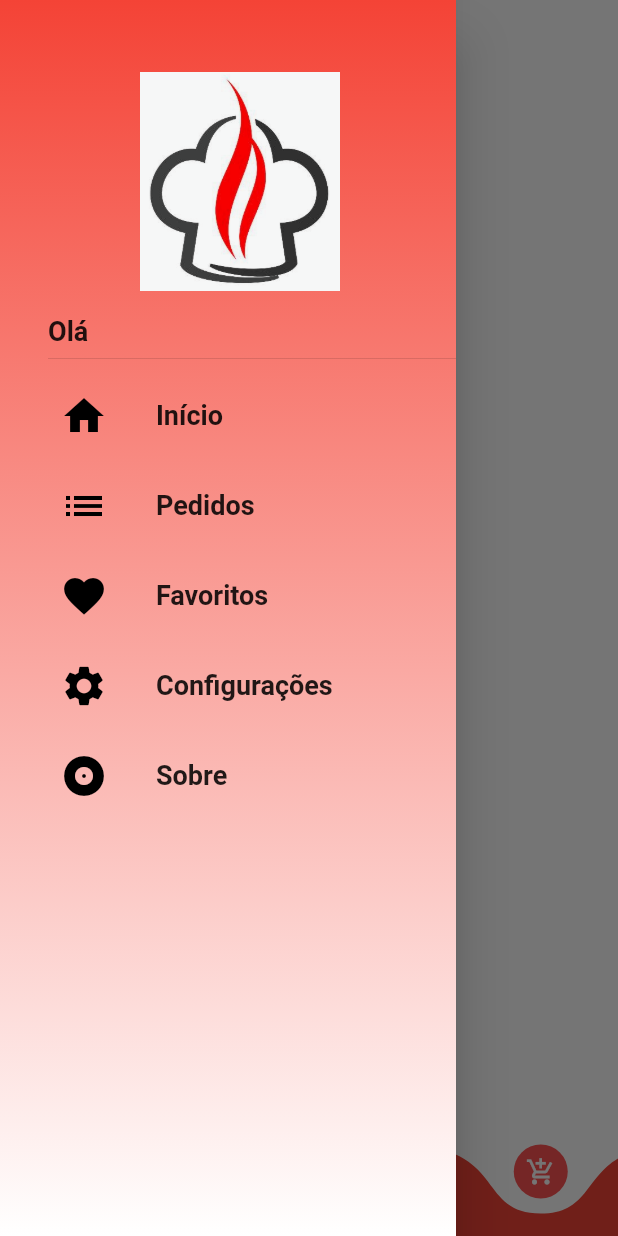
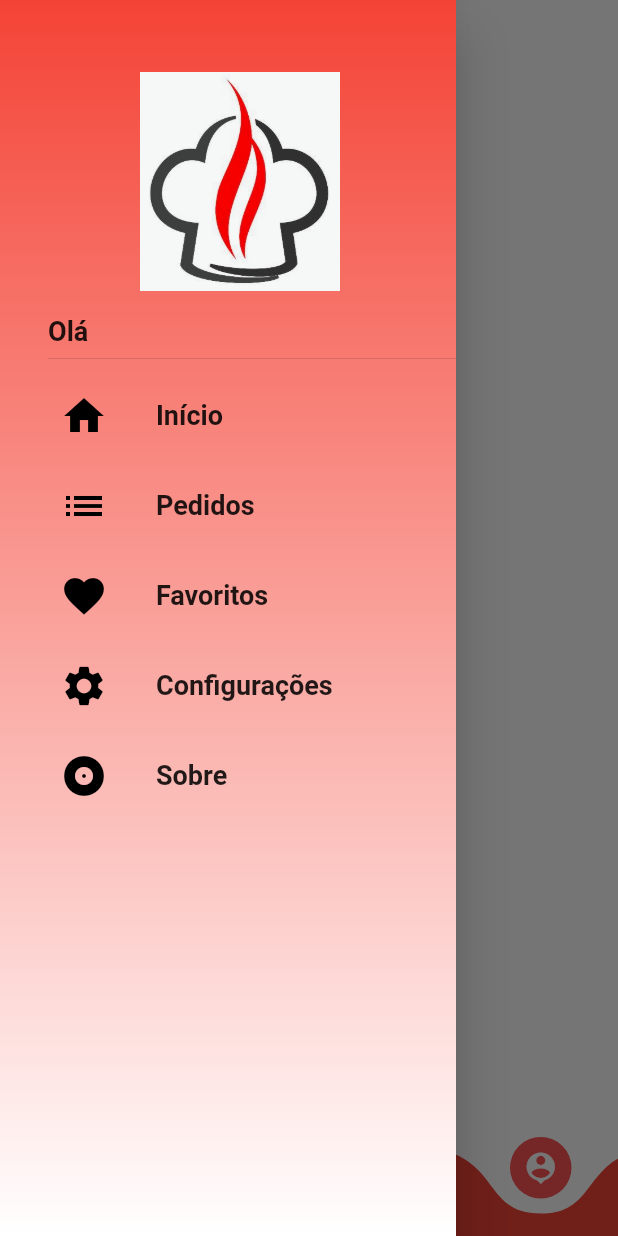
Before and after one commit to lismaroliveira1/bahia_delivery_cross_platform_app, a Flutter app: the screen it shows after launch, item 4 of the bottom bar chosen, with the side drawer open, on a phone screen of 412 x 824 dp. Run offline on Flutter 3.47's test engine with Material 2 defaults, Android fonts, the phone set to English and light mode, and no system bars; drawn by our look-alikes of curved_navigation_bar; our stand-ins replace cloud_firestore, transparent_image; accounts and stored records are empty.

```diff
--- a/lib/screens/home_screen.dart
+++ b/lib/screens/home_screen.dart
@@ -2,6 +2,8 @@ import 'package:bahia_delivery/tabs/cart_tab.dart';
 import 'package:bahia_delivery/tabs/favorite_tab.dart';
 import 'package:bahia_delivery/tabs/home_tab.dart';
 import 'package:bahia_delivery/tabs/order_tab.dart';
+import 'package:bahia_delivery/tabs/profile_tab.dart';
+import 'package:bahia_delivery/widgets/custom_drawer.dart';
 import 'package:curved_navigation_bar/curved_navigation_bar.dart';
 import 'package:flutter/material.dart';
 
@@ -15,7 +17,7 @@ class HomeScreen extends StatefulWidget {
 class _HomeScreenState extends State<HomeScreen> {
   final _pageController = PageController();
   final CartTab _cartTab = CartTab();
-  final OrderTab _orderTab = OrderTab();
+  final ProfileTab _profileTab = ProfileTab();
   final HomeTab _homeTab = HomeTab();
   final FavoriteTab _favoriteTab = FavoriteTab();
   Widget _showPage = new HomeTab();
@@ -26,13 +28,13 @@ class _HomeScreenState extends State<HomeScreen> {
         return _homeTab;
         break;
       case 1:
-        return _orderTab;
+        return _favoriteTab;
         break;
       case 2:
-        return _favoriteTab;
+        return _cartTab;
         break;
       case 3:
-        return _cartTab;
+        return _profileTab;
         break;
       default:
         return Text("");
@@ -42,11 +44,13 @@ class _HomeScreenState extends State<HomeScreen> {
 
   @override
   Widget build(BuildContext context) {
+    double sizeColor = 25.0;
     return PageView(
       controller: _pageController,
       physics: NeverScrollableScrollPhysics(),
       children: <Widget>[
         Scaffold(
+          drawer: CustomDrawer(),
           body: _showPage,
           bottomNavigationBar: CurvedNavigationBar(
             height: 60,
@@ -56,22 +60,22 @@ class _HomeScreenState extends State<HomeScreen> {
             items: [
               Icon(
                 Icons.home,
-                size: 20,
-                color: Colors.white,
-              ),
-              Icon(
-                Icons.list,
-                size: 20,
+                size: sizeColor,
                 color: Colors.white,
               ),
               Icon(
                 Icons.favorite,
-                size: 20,
+                size: sizeColor,
                 color: Colors.white,
               ),
               Icon(
                 Icons.add_shopping_cart,
-                size: 20,
+                size: sizeColor,
+                color: Colors.white,
+              ),
+              Icon(
+                Icons.person_pin,
+                size: sizeColor,
                 color: Colors.white,
               ),
             ],
--- /dev/null
+++ b/lib/tabs/profile_tab.dart
@@ -0,0 +1,13 @@
+import 'package:flutter/material.dart';
+
+class ProfileTab extends StatelessWidget {
+  @override
+  Widget build(BuildContext context) {
+    return Container(
+      color: Colors.white,
+      child: Center(
+        child: Text("Profile"),
+      ),
+    );
+  }
+}
```
